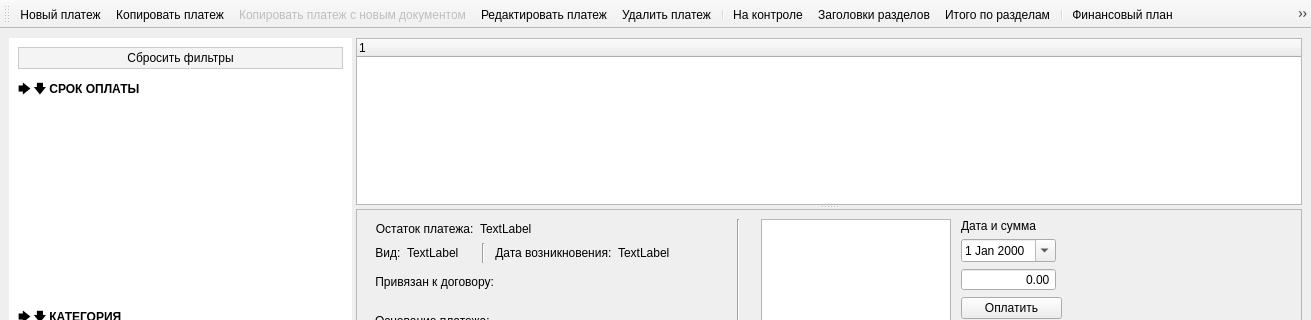
Aleee/FinanceCalender, file designer/ui/mainwindow.ui: the form before one commit; both pictures show x 0 to 1311 and y 0 to 320 of the 1311 by 750 pixel window.
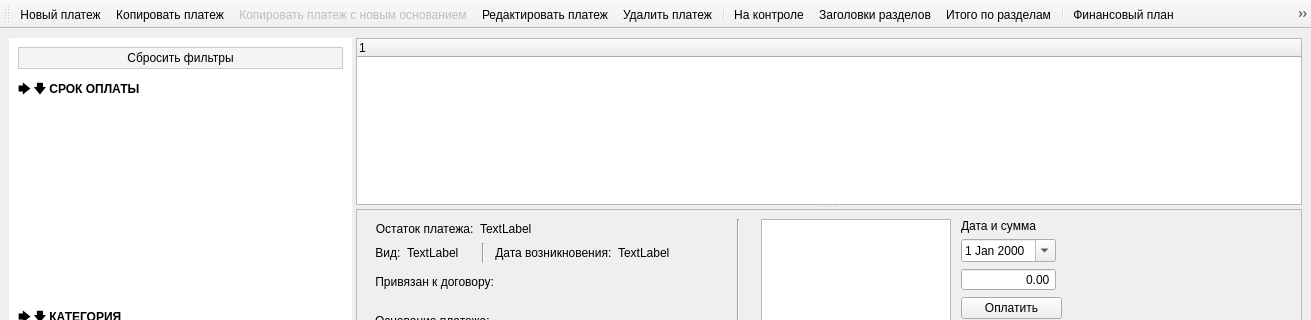
The form after the commit. Icons and pictures are not drawn. Custom widgets are drawn as their Qt base class.

What changed in the file:
```diff
--- a/designer/ui/mainwindow.ui
+++ b/designer/ui/mainwindow.ui
@@ -997,7 +997,7 @@
      <normaloff>:/icon-toolbar/designer/icons/copydoc.svg</normaloff>:/icon-toolbar/designer/icons/copydoc.svg</iconset>
    </property>
    <property name="text">
-    <string>Копировать платеж с новым документом</string>
+    <string>Копировать платеж с новым основанием</string>
    </property>
    <property name="toolTip">
     <string>Копировать платеж с новым документом</string>
```
Left out of the diff: 2 changed lines with no effect on the pictures.
